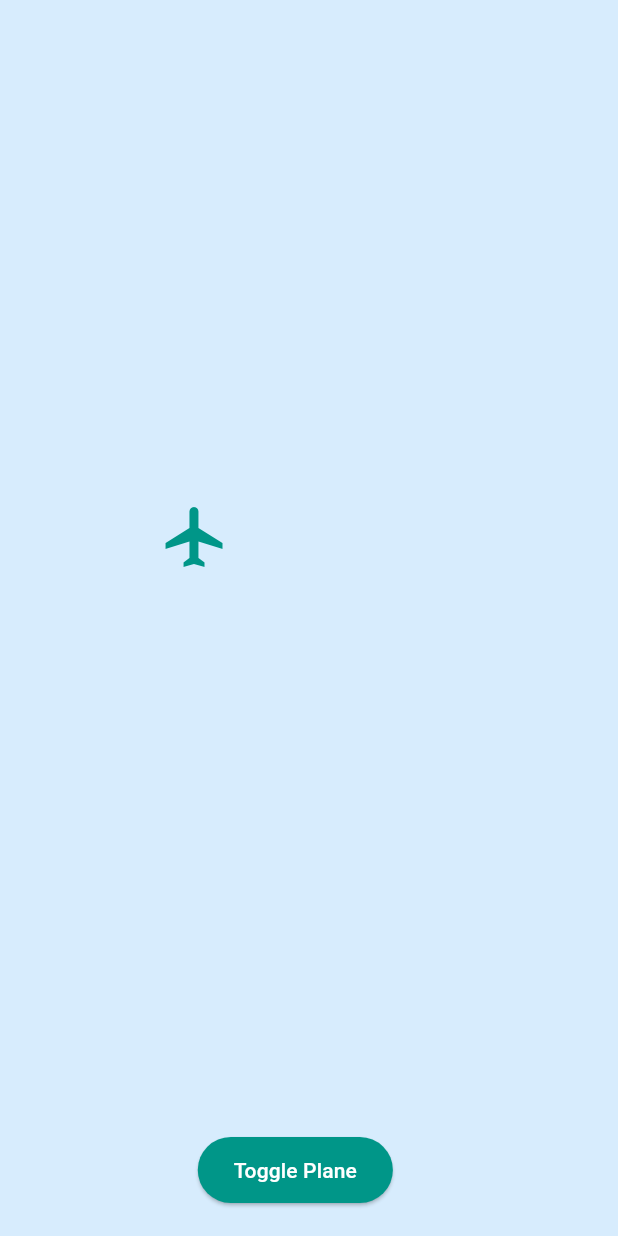
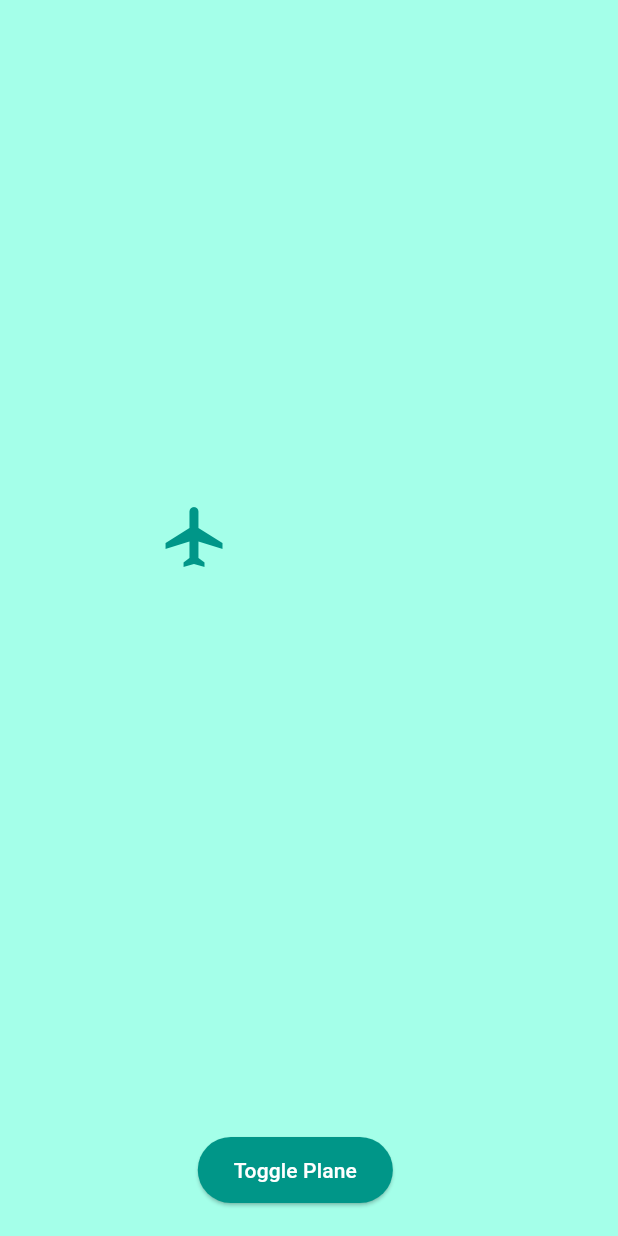
Before and after one commit to Sahilk0809/animation_daily_task, a Flutter app: the PlaneAnimationPage screen opened directly, after a tap on "Toggle Plane", on a phone screen of 412 x 824 dp. Run offline on Flutter 3.47's test engine with Material 3 defaults, Android fonts, the light colour scheme and no system bars; our stand-ins replace animated_text_kit; network calls fail.

Commit message:
21-11-2024

```diff
--- a/lib/main.dart
+++ b/lib/main.dart
@@ -1,3 +1,4 @@
+import 'package:animation_daily_task/view/hero_animation.dart';
 import 'package:animation_daily_task/view/home_page.dart';
 import 'package:animation_daily_task/view/greeting_animation.dart';
 import 'package:animation_daily_task/view/plane_animation.dart';
@@ -14,7 +15,7 @@ class MyApp extends StatelessWidget {
   Widget build(BuildContext context) {
     return const MaterialApp(
       debugShowCheckedModeBanner: false,
-      home: PlaneAnimationPage(),
+      home: HeroAnimationPractice(),
     );
   }
 }
--- a/lib/view/plane_animation.dart
+++ b/lib/view/plane_animation.dart
@@ -8,22 +8,33 @@ class PlaneAnimationPage extends StatefulWidget {
 }
 
 class _PlaneAnimationPageState extends State<PlaneAnimationPage> {
-  bool _isPlaneUp = false;
   int index = 0;
 
-  final List<Alignment> align = [
-    Alignment.bottomLeft,
-    Alignment.topCenter,
-    Alignment.bottomRight,
+  final List align = [
+    {
+      'align': Alignment.bottomLeft,
+      'color': Colors.white,
+    },
+    {
+      'align': Alignment.topCenter,
+      'color': Colors.tealAccent,
+    },
+    {
+      'align': Alignment.bottomRight,
+      'color': Colors.grey,
+    },
+    {
+      'align': Alignment.bottomLeft,
+      'color': Colors.white,
+    }
   ];
 
   void _toggleAnimation() {
     setState(() {
-      _isPlaneUp = !_isPlaneUp;
 
       // Ensure the index wraps within the range of the list
       if (index == align.length - 1) {
-        index = 0;
+        index = 1;
       } else {
         index++;
       }
@@ -38,14 +49,14 @@ class _PlaneAnimationPageState extends State<PlaneAnimationPage> {
         padding: const EdgeInsets.only(top: 20),
         duration: const Duration(seconds: 2),
         curve: Curves.easeInOut,
-        color: _isPlaneUp ? Colors.blue[100] : Colors.white,
+        color: align[index]['color'],
         child: Stack(
           children: [
             // Animated Plane Position
             AnimatedAlign(
               duration: const Duration(seconds: 2),
               curve: Curves.easeInOut,
-              alignment: _isPlaneUp ? Alignment.topCenter : align[index],
+              alignment: align[index]['align'],
               child: const Icon(
                 Icons.flight,
                 size: 48,
```
Also changed, not shown: lib/view/hero_anim_page2.dart (added, +53 -0 lines), lib/view/hero_animation.dart (added, +116 -0 lines).
